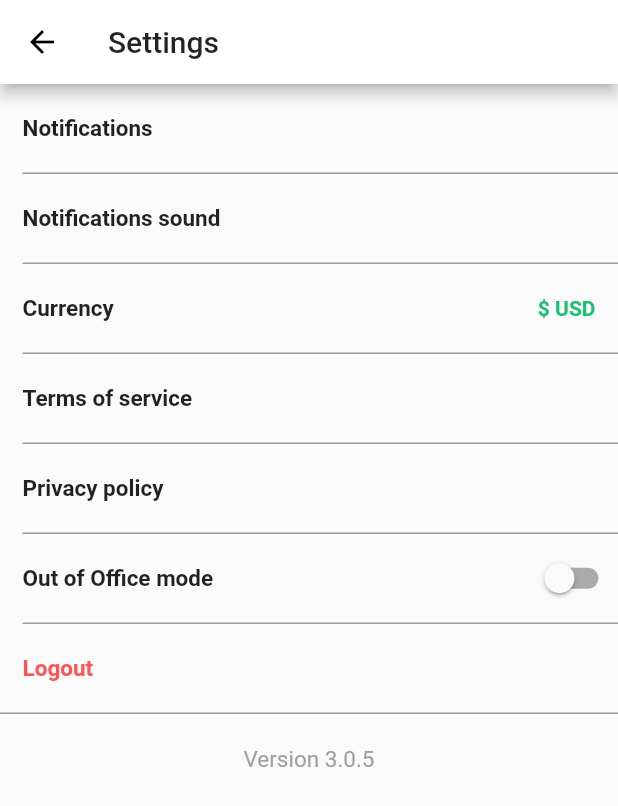
After one commit to pasanjg/FiverrClone, a Flutter app: the SettingsPage screen opened directly, on a phone screen of 412 x 824 dp. The commit adds this screen. Shown: the top 806 px of the screen. Run offline on Flutter 3.47's test engine with Material 2 defaults, Android fonts, the phone set to English and light mode, and no system bars; our stand-ins replace font_awesome_flutter; network calls fail.

Commit message:
Settings page

```diff
--- a/lib/pages/manage_account.dart
+++ b/lib/pages/manage_account.dart
@@ -1,4 +1,5 @@
 import 'package:flutter/material.dart';
+import 'package:flutter_fiverr_clone/pages/settings.dart';
 import 'package:font_awesome_flutter/font_awesome_flutter.dart';
 
 class ManageAccount extends StatefulWidget {
@@ -20,7 +21,12 @@ class _ManageAccountState extends State<ManageAccount> {
               FontAwesomeIcons.cog,
               color: Colors.grey,
             ),
-            onPressed: () {},
+            onPressed: () {
+              Navigator.push(
+                context,
+                MaterialPageRoute(builder: (context) => SettingsPage()),
+              );
+            },
           ),
         ],
       ),
--- /dev/null
+++ b/lib/pages/settings.dart
@@ -0,0 +1,268 @@
+import 'package:flutter/material.dart';
+
+class SettingsPage extends StatefulWidget {
+  @override
+  _SettingsPageState createState() => _SettingsPageState();
+}
+
+class _SettingsPageState extends State<SettingsPage> {
+  String currencyDropdownValue = "\$ USD";
+  bool isOut = false;
+
+  @override
+  Widget build(BuildContext context) {
+    return Scaffold(
+      appBar: AppBar(
+        title: Text("Settings"),
+      ),
+      body: Column(
+        children: <Widget>[
+          InkWell(
+            onTap: () {},
+            child: Padding(
+              padding: const EdgeInsets.only(left: 15.0),
+              child: Container(
+                alignment: Alignment.centerLeft,
+                height: 60.0,
+                width: MediaQuery.of(context).size.width,
+                decoration: BoxDecoration(
+                  border: Border(
+                    bottom: BorderSide(
+                      color: Colors.black38,
+                      width: 1,
+                    ),
+                  ),
+                ),
+                child: Text(
+                  "Notifications",
+                  style: TextStyle(
+                    fontWeight: FontWeight.bold,
+                    fontSize: 15.0,
+                  ),
+                ),
+              ),
+            ),
+          ),
+          InkWell(
+            onTap: () {},
+            child: Padding(
+              padding: const EdgeInsets.only(left: 15.0),
+              child: Container(
+                alignment: Alignment.centerLeft,
+                height: 60.0,
+                width: MediaQuery.of(context).size.width,
+                decoration: BoxDecoration(
+                  border: Border(
+                    bottom: BorderSide(
+                      color: Colors.black38,
+                      width: 1,
+                    ),
+                  ),
+                ),
+                child: Text(
+                  "Notifications sound",
+                  style: TextStyle(
+                    fontWeight: FontWeight.bold,
+                    fontSize: 15.0,
+                  ),
+                ),
+              ),
+            ),
+          ),
+          InkWell(
+            onTap: () {},
+            child: Padding(
+              padding: const EdgeInsets.only(left: 15.0),
+              child: Container(
+                alignment: Alignment.centerLeft,
+                height: 60.0,
+                width: MediaQuery.of(context).size.width,
+                decoration: BoxDecoration(
+                  border: Border(
+                    bottom: BorderSide(
+                      color: Colors.black38,
+                      width: 1,
+                    ),
+                  ),
+                ),
+                child: Row(
+                  mainAxisAlignment: MainAxisAlignment.spaceBetween,
+                  children: <Widget>[
+                    Text(
+                      "Currency",
+                      style: TextStyle(
+                        fontWeight: FontWeight.bold,
+                        fontSize: 15.0,
+                      ),
+                    ),
+                    DropdownButton<String>(
+                      value: currencyDropdownValue,
+                      icon: Icon(null),
+                      iconSize: 15,
+                      elevation: 16,
+                      underline: Container(
+                        height: 0.0,
+                        color: Colors.grey,
+                      ),
+                      style: TextStyle(
+                        color: Theme.of(context).accentColor,
+                        fontWeight: FontWeight.bold,
+                      ),
+                      onChanged: (String newValue) {
+                        setState(() {
+                          currencyDropdownValue = newValue;
+                        });
+                      },
+                      items: <String>["\$ USD", "LKR", "INR", "AUD"]
+                          .map<DropdownMenuItem<String>>((String value) {
+                        return DropdownMenuItem<String>(
+                          value: value,
+                          child: Text(value),
+                        );
+                      }).toList(),
+                    ),
+                  ],
+                ),
+              ),
+            ),
+          ),
+          InkWell(
+            onTap: () {},
+            child: Padding(
+              padding: const EdgeInsets.only(left: 15.0),
+              child: Container(
+                alignment: Alignment.centerLeft,
+                height: 60.0,
+                width: MediaQuery.of(context).size.width,
+                decoration: BoxDecoration(
+                  border: Border(
+                    bottom: BorderSide(
+                      color: Colors.black38,
+                      width: 1,
+                    ),
+                  ),
+                ),
+                child: Text(
+                  "Terms of service",
+                  style: TextStyle(
+                    fontWeight: FontWeight.bold,
+                    fontSize: 15.0,
+                  ),
+                ),
+              ),
+            ),
+          ),
+          InkWell(
+            onTap: () {},
+            child: Padding(
+              padding: const EdgeInsets.only(left: 15.0),
+              child: Container(
+                alignment: Alignment.centerLeft,
+                height: 60.0,
+                width: MediaQuery.of(context).size.width,
+                decoration: BoxDecoration(
+                  border: Border(
+                    bottom: BorderSide(
+                      color: Colors.black38,
+                      width: 1,
+                    ),
+                  ),
+                ),
+                child: Text(
+                  "Privacy policy",
+                  style: TextStyle(
+                    fontWeight: FontWeight.bold,
+                    fontSize: 15.0,
+                  ),
+                ),
+              ),
+            ),
+          ),
+          InkWell(
+            onTap: () {},
+            child: Padding(
+              padding: const EdgeInsets.only(left: 15.0),
+              child: Container(
+                alignment: Alignment.centerLeft,
+                height: 60.0,
+                width: MediaQuery.of(context).size.width,
+                decoration: BoxDecoration(
+                  border: Border(
+                    bottom: BorderSide(
+                      color: Colors.black38,
+                      width: 1,
+                    ),
+                  ),
+                ),
+                child: Row(
+                  mainAxisAlignment: MainAxisAlignment.spaceBetween,
+                  children: <Widget>[
+                    Text(
+                      "Out of Office mode",
+                      style: TextStyle(
+                        fontWeight: FontWeight.bold,
+                        fontSize: 15.0,
+                      ),
+                    ),
+                    Switch(
+                      value: isOut,
+                      onChanged: (value) {
+                        setState(() {
+                          isOut = value;
+                        });
+                      },
+                      activeTrackColor: Color(0xFF8bd9ad),
+                      activeColor: Theme.of(context).accentColor,
+                    ),
+                  ],
+                ),
+              ),
+            ),
+          ),
+          InkWell(
+            onTap: () {},
+            child: Container(
+              alignment: Alignment.centerLeft,
+              height: 60.0,
+              width: MediaQuery.of(context).size.width,
+              decoration: BoxDecoration(
+                border: Border(
+                  bottom: BorderSide(
+                    color: Colors.black38,
+                    width: 1,
+                  ),
+                ),
+              ),
+              child: Padding(
+                padding: const EdgeInsets.only(left: 15.0),
+                child: Text(
+                  "Logout",
+                  style: TextStyle(
+                    color: Colors.redAccent,
+                    fontWeight: FontWeight.bold,
+                    fontSize: 15.0,
+                  ),
+                ),
+              ),
+            ),
+          ),
+          InkWell(
+            onTap: () {},
+            child: Container(
+              alignment: Alignment.center,
+              height: 60.0,
+              width: MediaQuery.of(context).size.width,
+              child: Text(
+                "Version 3.0.5",
+                style: TextStyle(
+                  color: Colors.grey,
+                  fontSize: 15.0,
+                ),
+              ),
+            ),
+          ),
+        ],
+      ),
+    );
+  }
+}
```
